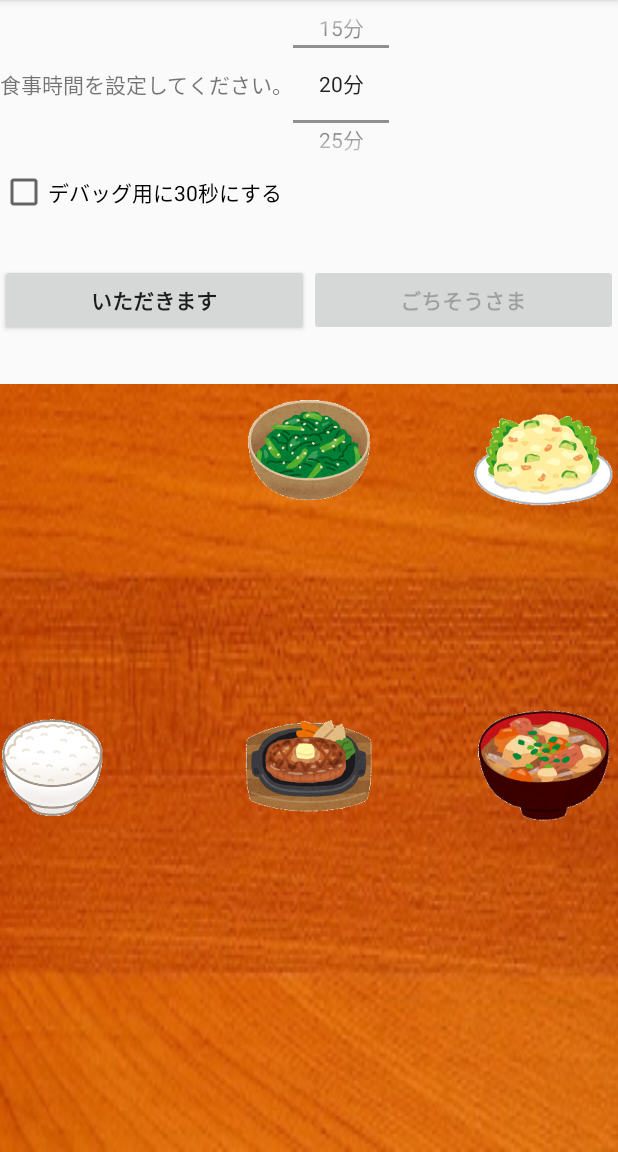
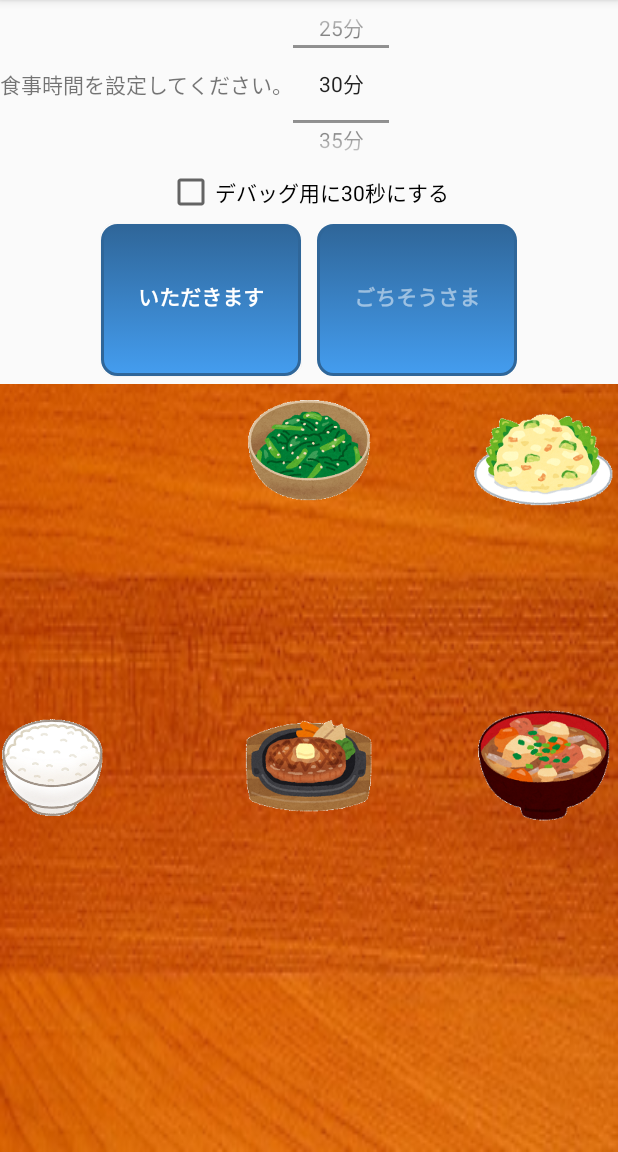
Before and after one commit to Komochi-Shishamo/Timer, an Android app: the StartMealActivity screen opened directly, with no data from a screen before it, on a phone screen of 412 x 824 dp, the part 84-1236 px from its top. Run offline under Robolectric (Android 15) with nearby library versions, the phone set to English and light mode, and no system bars.

Commit message:
ボタンのデザインを変更しました。

```diff
--- a/ShishamoTimer/app/src/main/java/com/shishamo/shishamotimer/meal/StartMealActivity.java
+++ b/ShishamoTimer/app/src/main/java/com/shishamo/shishamotimer/meal/StartMealActivity.java
@@ -52,8 +52,8 @@ public class StartMealActivity extends AppCompatActivity  {
         mTimePicker = (NumberPicker) findViewById(R.id.numberPicker);
         setNumberPicker(mTimePicker, 5, 60, 5, R.string.timeFormat);
 
-        // 初期値は20分に設定
-        mTimePicker.setValue(3);
+        // 初期値は30分に設定
+        mTimePicker.setValue(5);
 
         // キーボードは非表示にする
         getWindow().setSoftInputMode(WindowManager.LayoutParams.SOFT_INPUT_STATE_ALWAYS_HIDDEN);
@@ -165,6 +165,7 @@ public class StartMealActivity extends AppCompatActivity  {
             // ごはん画像の数にあわせてTickerを計算
             tickTime = seconds / foods.size() - 1000;
         }
+        mTimePicker.setEnabled(false);
 
         // タイマー開始
         mEatingTimer = new EatingCountDownTimer(seconds, tickTime, this);
--- /dev/null
+++ b/ShishamoTimer/app/src/main/res/drawable/button_stateful.xml
@@ -0,0 +1,64 @@
+<?xml version="1.0" encoding="utf-8"?>
+<selector xmlns:android="http://schemas.android.com/apk/res/android" >
+    <item android:state_pressed="true">
+        <shape android:shape="rectangle">
+            <corners
+                android:radius="10dip"
+                android:color="#ffffff"/>
+            <gradient
+                android:angle="90"
+                android:startColor="#449def"
+                android:endColor="#2f6699"
+                />
+            <padding
+                android:left="25dip"
+                android:top="10dip"
+                android:right="25dip"
+                android:bottom="15dip"
+                />
+            <stroke
+                android:width="2dip"
+                android:color="#2f6699"
+                />
+        </shape>
+    </item>
+    <item android:state_focused="true">
+        <shape android:shape="rectangle">
+            <corners android:radius="10dip"/>
+            <gradient
+                android:angle="90"
+                android:startColor="#992f2f"
+                android:endColor="#ffffff"
+                />
+            <padding
+                android:left="25dip"
+                android:top="10dip"
+                android:right="25dip"
+                android:bottom="15dip"
+                />
+            <stroke
+                android:width="2dip"
+                android:color="#000000"
+                />
+        </shape>
+    </item>
+    <item >
+        <shape android:shape="rectangle">
+            <corners android:radius="10dip"/>
+            <gradient
+                android:angle="90"
+                android:startColor="#449def"
+                android:endColor="#2f6699"
+                />
+            <padding
+                android:left="25dip"
+                android:top="10dip"
+                android:right="25dip"
+                android:bottom="15dip"
+                />
+            <stroke
+                android:width="2dip"
+                android:color="#2f6699"/>
+        </shape>
+    </item>
+</selector>
--- a/ShishamoTimer/app/src/main/res/layout/activity_finish_meal.xml
+++ b/ShishamoTimer/app/src/main/res/layout/activity_finish_meal.xml
@@ -34,7 +34,10 @@
         android:layout_gravity="bottom|center"
         android:layout_weight="0.5"
         android:nestedScrollingEnabled="false"
-        android:onClick="onStampButtonTapped" />
+        android:onClick="onStampButtonTapped"
+        android:background="@drawable/button_stateful"
+        android:textColor="@android:color/primary_text_dark"
+        android:layout_marginBottom="10dp" />
 
     <Button
         android:layout_width="wrap_content"
@@ -47,6 +50,9 @@
         android:layout_weight="0.5"
         android:nestedScrollingEnabled="false"
         android:onClick="onBtnBackTapped"
-        android:visibility="gone" />
+        android:visibility="gone"
+        android:background="@drawable/button_stateful"
+        android:textColor="@android:color/primary_text_dark"
+        android:layout_marginBottom="10dp" />
 
 </LinearLayout>
--- a/ShishamoTimer/app/src/main/res/layout/activity_start_meal.xml
+++ b/ShishamoTimer/app/src/main/res/layout/activity_start_meal.xml
@@ -1,8 +1,9 @@
 <?xml version="1.0" encoding="utf-8"?>
-<LinearLayout  xmlns:android="http://schemas.android.com/apk/res/android"
+<LinearLayout xmlns:android="http://schemas.android.com/apk/res/android"
     xmlns:tools="http://schemas.android.com/tools"
     android:layout_width="match_parent"
     android:layout_height="match_parent"
+    xmlns:bootstrap="http://schemas.android.com/apk/res-auto"
     android:orientation="vertical"
     tools:context="com.shishamo.shishamotimer.meal.StartMealActivity">
 
@@ -38,34 +39,43 @@
             android:text="@string/min_for_debug"
             android:id="@+id/chkDebug"
             android:checked="false"
-            android:clickable="true" />
+            android:clickable="true"
+            android:layout_gravity="center_horizontal" />
         <LinearLayout
-                android:layout_width="match_parent"
+                android:layout_width="wrap_content"
                 android:layout_height="0dp"
                 android:orientation="horizontal"
-                android:layout_weight="1">
+                android:layout_weight="1"
+            android:layout_gravity="center_horizontal">
 
                 <Button
                     android:layout_width="match_parent"
-                    android:layout_height="wrap_content"
+                    android:layout_height="match_parent"
                     android:layout_weight="1"
                     android:text="@string/start_eating"
                     android:id="@+id/btnStart"
                     android:enabled="true"
                     android:textStyle="bold"
                     android:onClick="onStartButtonTapped"
-                    android:layout_gravity="center" />
+                    android:layout_gravity="center"
+                    android:layout_margin="5dp"
+                    android:background="@drawable/button_stateful"
+                    android:textColor="@android:color/primary_text_dark" />
 
                 <Button
                     android:layout_width="match_parent"
-                    android:layout_height="wrap_content"
+                    android:layout_height="match_parent"
                     android:layout_weight="1"
                     android:text="@string/end_eating"
                     android:id="@+id/btnEnd"
                     android:textStyle="bold"
                     android:enabled="false"
                     android:onClick="onEndButtonTapped"
-                    android:layout_gravity="center" />
+                    android:layout_gravity="center"
+                    android:visibility="visible"
+                    android:layout_margin="5dp"
+                    android:background="@drawable/button_stateful"
+                    android:textColor="@android:color/primary_text_dark" />
             </LinearLayout>
     </LinearLayout>
 
```
Also changed, not shown: ShishamoTimer/app/build.gradle (line endings or trailing spaces), ShishamoTimer/app/src/main/res/values/colors.xml (line endings or trailing spaces).
